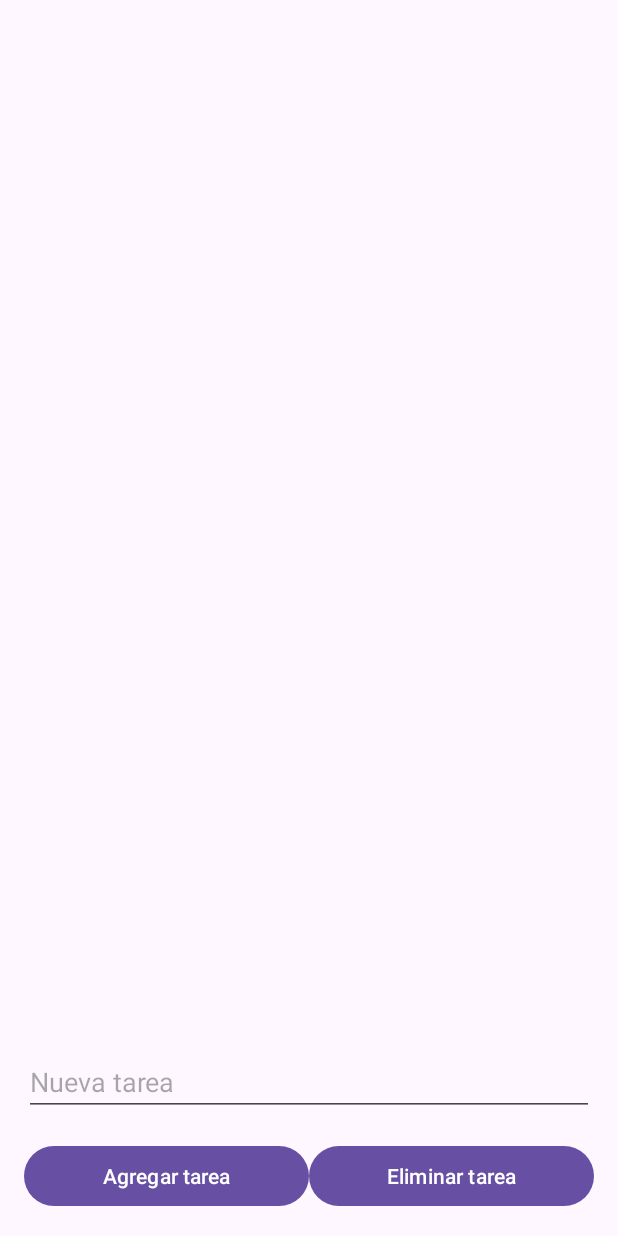
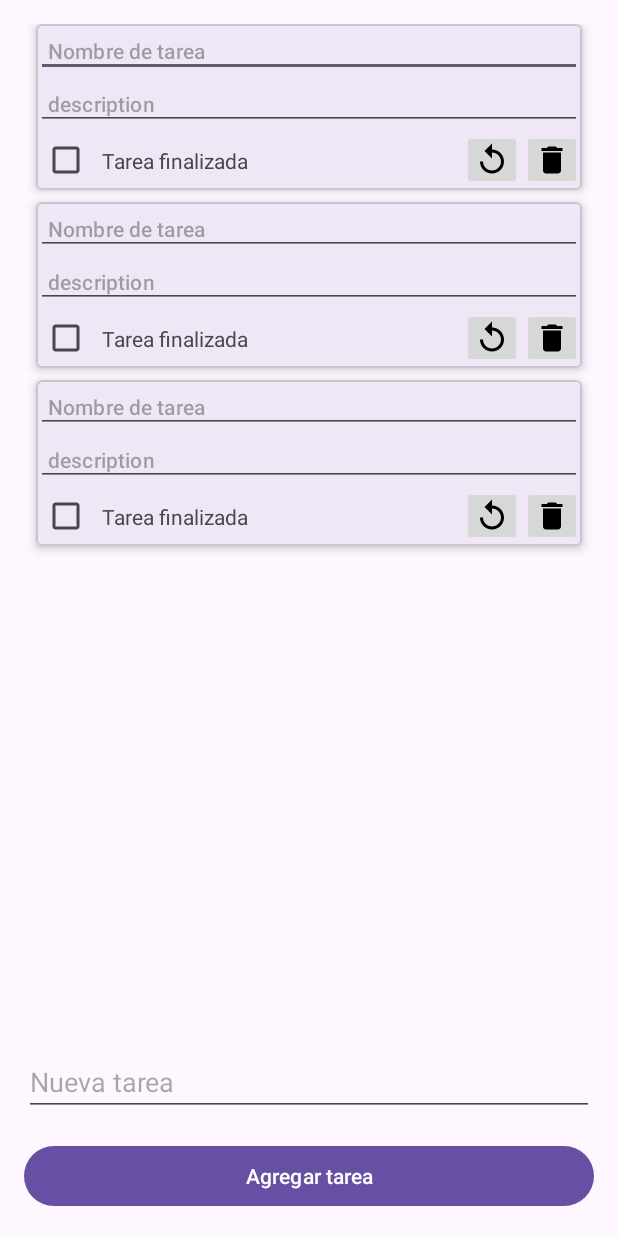
Before and after one commit to IgnacioBar/ListadeTareas, an Android app: the layout activity_main.xml on its own in the app's theme, with its tools: preview values and no code run, on a phone screen of 412 x 824 dp. Run offline under Robolectric (Android 15) with nearby library versions, the phone set to English and light mode, and no system bars.

Commit message:
Modificaciones del RV, del layout y de las funcionalidades, incorporando listener.

```diff
--- a/app/src/main/AndroidManifest.xml
+++ b/app/src/main/AndroidManifest.xml
@@ -13,7 +13,7 @@
         android:theme="@style/Theme.ListaDeTareas"
         tools:targetApi="31">
         <activity
-            android:name=".MainActivity"
+            android:name=".ui.MainActivity"
             android:exported="true">
             <intent-filter>
                 <action android:name="android.intent.action.MAIN" />
--- /dev/null
+++ b/app/src/main/res/drawable/ic_delete_24.xml
@@ -0,0 +1,5 @@
+<vector android:height="24dp" android:tint="#000000"
+    android:viewportHeight="24" android:viewportWidth="24"
+    android:width="24dp" xmlns:android="http://schemas.android.com/apk/res/android">
+    <path android:fillColor="@android:color/white" android:pathData="M6,19c0,1.1 0.9,2 2,2h8c1.1,0 2,-0.9 2,-2V7H6v12zM19,4h-3.5l-1,-1h-5l-1,1H5v2h14V4z"/>
+</vector>
--- /dev/null
+++ b/app/src/main/res/drawable/ic_reload.xml
@@ -0,0 +1,5 @@
+<vector android:height="24dp" android:tint="#000000"
+    android:viewportHeight="24" android:viewportWidth="24"
+    android:width="24dp" xmlns:android="http://schemas.android.com/apk/res/android">
+    <path android:fillColor="@android:color/white" android:pathData="M12,5V1L7,6l5,5V7c3.31,0 6,2.69 6,6s-2.69,6 -6,6 -6,-2.69 -6,-6H4c0,4.42 3.58,8 8,8s8,-3.58 8,-8 -3.58,-8 -8,-8z"/>
+</vector>
--- a/app/src/main/res/layout/activity_main.xml
+++ b/app/src/main/res/layout/activity_main.xml
@@ -1,47 +1,43 @@
-<RelativeLayout xmlns:android="http://schemas.android.com/apk/res/android"
+<androidx.constraintlayout.widget.ConstraintLayout xmlns:android="http://schemas.android.com/apk/res/android"
     xmlns:tools="http://schemas.android.com/tools"
     android:layout_width="match_parent"
     android:layout_height="match_parent"
+    xmlns:app="http://schemas.android.com/apk/res-auto"
     android:padding="16dp"
-    tools:context=".MainActivity">
+    tools:context=".ui.MainActivity">
 
     <androidx.recyclerview.widget.RecyclerView
         android:id="@+id/recyclerView"
         android:layout_width="match_parent"
-        android:layout_height="match_parent"
-        android:layout_above="@+id/buttonLayout"
-        android:layout_marginBottom="16dp" />
+        android:layout_height="0dp"
+        android:layout_marginBottom="16dp"
+        tools:listitem="@layout/item_task"
+        app:layout_constraintTop_toTopOf="parent"
+        app:layout_constraintBottom_toTopOf="@id/etNameTask"
+        app:layout_constraintEnd_toEndOf="parent"
+        app:layout_constraintStart_toStartOf="parent"/>
 
-    <LinearLayout
-        android:id="@+id/buttonLayout"
+    <EditText
+        android:id="@+id/etNameTask"
         android:layout_width="match_parent"
         android:layout_height="wrap_content"
-        android:layout_alignParentBottom="true"
-        android:orientation="horizontal">
+        android:layout_marginBottom="16dp"
+        android:hint="@string/hint_new_task"
+        android:autofillHints="name"
+        android:inputType="text"
+        app:layout_constraintStart_toStartOf="parent"
+        app:layout_constraintEnd_toEndOf="parent"
+        app:layout_constraintTop_toBottomOf="@id/recyclerView"
+        app:layout_constraintBottom_toTopOf="@id/btnAddTask"/>
 
-        <Button
-            android:id="@+id/addButton"
-            android:layout_width="0dp"
-            android:layout_height="wrap_content"
-            android:layout_weight="1"
-            android:text="Agregar tarea" />
-
-        <Button
-            android:id="@+id/deleteButton"
-            android:layout_width="0dp"
-            android:layout_height="wrap_content"
-            android:layout_weight="1"
-            android:text="Eliminar tarea" />
-
-    </LinearLayout>
-
-    <EditText
-        android:id="@+id/taskEditText"
+    <Button
+        android:id="@+id/btnAddTask"
         android:layout_width="match_parent"
         android:layout_height="wrap_content"
-        android:layout_above="@+id/buttonLayout"
-        android:layout_marginBottom="16dp"
-        android:hint="Nueva tarea"
-        android:inputType="text" />
+        android:text="@string/text_btn_new_task"
+        app:layout_constraintStart_toStartOf="parent"
+        app:layout_constraintEnd_toEndOf="parent"
+        app:layout_constraintTop_toBottomOf="@id/etNameTask"
+        app:layout_constraintBottom_toBottomOf="parent"/>
 
-</RelativeLayout>
+</androidx.constraintlayout.widget.ConstraintLayout>
--- /dev/null
+++ b/app/src/main/res/layout/item_task.xml
@@ -0,0 +1,114 @@
+<?xml version="1.0" encoding="utf-8"?>
+<com.google.android.material.card.MaterialCardView xmlns:android="http://schemas.android.com/apk/res/android"
+    xmlns:app="http://schemas.android.com/apk/res-auto"
+    android:id="@+id/cardViewMessage"
+    android:layout_width="match_parent"
+    android:layout_height="wrap_content"
+    android:layout_marginHorizontal="@dimen/common_padding_min"
+    android:layout_marginBottom="@dimen/common_padding_min"
+    app:cardCornerRadius="4dp"
+    app:cardElevation="4dp">
+
+    <androidx.constraintlayout.widget.ConstraintLayout
+        android:layout_width="match_parent"
+        android:layout_height="wrap_content"
+        android:alpha="@integer/material_motion_duration_long_1">
+
+        <androidx.appcompat.widget.LinearLayoutCompat
+            android:id="@+id/llcName"
+            android:layout_width="match_parent"
+            android:layout_height="wrap_content"
+            android:orientation="horizontal"
+            app:layout_constraintEnd_toEndOf="parent"
+            app:layout_constraintStart_toStartOf="parent"
+            app:layout_constraintTop_toTopOf="parent">
+
+            <EditText
+                android:id="@+id/titleTask"
+                android:layout_width="match_parent"
+                android:layout_height="wrap_content"
+                android:hint="@string/titleTask"
+                android:inputType="text"
+                android:autofillHints="name"
+                android:padding="@dimen/common_padding_min"
+                android:singleLine="false"
+                android:textAlignment="textStart"
+                android:textAppearance="?attr/textAppearanceSubtitle2" />
+        </androidx.appcompat.widget.LinearLayoutCompat>
+
+        <androidx.appcompat.widget.LinearLayoutCompat
+            android:id="@+id/llDescription"
+            android:layout_width="match_parent"
+            android:layout_height="wrap_content"
+            android:orientation="horizontal"
+            app:layout_constraintTop_toBottomOf="@id/llcName">
+
+            <EditText
+                android:id="@+id/etDescription"
+                android:layout_width="match_parent"
+                android:layout_height="wrap_content"
+                android:hint="@string/text_description"
+                android:padding="@dimen/common_padding_min"
+                android:inputType="text"
+                android:autofillHints="name"
+                android:singleLine="false"
+                android:textAppearance="?attr/textAppearanceSubtitle2"
+                app:layout_constraintStart_toStartOf="parent"
+                app:layout_constraintTop_toTopOf="parent" />
+
+        </androidx.appcompat.widget.LinearLayoutCompat>
+
+        <androidx.constraintlayout.widget.ConstraintLayout
+            android:id="@+id/llFinish"
+            android:layout_width="match_parent"
+            android:layout_height="wrap_content"
+            android:orientation="horizontal"
+            app:layout_constraintBottom_toBottomOf="parent"
+            app:layout_constraintEnd_toEndOf="parent"
+            app:layout_constraintHorizontal_bias="1.0"
+            app:layout_constraintStart_toStartOf="parent"
+            app:layout_constraintTop_toBottomOf="@id/llDescription">
+
+            <CheckBox
+                android:id="@+id/cbFinish"
+                android:layout_width="40dp"
+                android:layout_height="40dp"
+                android:padding="8dp"
+                app:layout_constraintEnd_toStartOf="@+id/tvTaskFinished"
+                app:layout_constraintStart_toStartOf="parent"
+                app:layout_constraintTop_toTopOf="parent" />
+
+            <TextView
+                android:id="@+id/tvTaskFinished"
+                android:layout_width="wrap_content"
+                android:layout_height="wrap_content"
+                android:padding="4dp"
+                android:text="@string/text_task_finished"
+                app:layout_constraintStart_toEndOf="@id/cbFinish"
+                app:layout_constraintTop_toTopOf="parent"
+                app:layout_constraintBottom_toBottomOf="parent"/>
+
+            <ImageButton
+                android:id="@+id/imgReload"
+                android:layout_width="40dp"
+                android:layout_height="40dp"
+                android:contentDescription="@string/contentDescriptionDelete"
+                android:padding="8dp"
+                android:src="@drawable/ic_reload"
+                app:layout_constraintEnd_toStartOf="@id/imgDelete"
+                app:layout_constraintTop_toTopOf="parent"
+                />
+
+            <ImageButton
+                android:id="@+id/imgDelete"
+                android:layout_width="40dp"
+                android:layout_height="40dp"
+                android:contentDescription="@string/contentDescriptionDelete"
+                android:padding="8dp"
+                android:src="@drawable/ic_delete_24"
+                app:layout_constraintEnd_toEndOf="parent"
+                app:layout_constraintTop_toTopOf="parent"
+                />
+        </androidx.constraintlayout.widget.ConstraintLayout>
+    </androidx.constraintlayout.widget.ConstraintLayout>
+</com.google.android.material.card.MaterialCardView>
--- /dev/null
+++ b/app/src/main/res/values-night/strings.xml
@@ -0,0 +1,5 @@
+<?xml version="1.0" encoding="utf-8"?>
+<resources>
+    <string name="titleTask">Nombre de tarea</string>
+    <string name="text_description">description</string>
+</resources>
--- a/app/src/main/res/values/strings.xml
+++ b/app/src/main/res/values/strings.xml
@@ -1,3 +1,9 @@
 <resources>
     <string name="app_name">Lista de tareas</string>
+    <string name="titleTask">Nombre de tarea</string>
+    <string name="text_description">description</string>
+    <string name="text_task_finished">Tarea finalizada</string>
+    <string name="contentDescriptionDelete">Delete</string>
+    <string name="hint_new_task">Nueva tarea</string>
+    <string name="text_btn_new_task">Agregar tarea</string>
 </resources>
```
Also changed, not shown: app/build.gradle (+24 -0 lines), app/src/main/java/com/example/listadetareas/MainActivity.kt (deleted, +0 -172 lines), app/src/main/java/com/example/listadetareas/ui/MainActivity.kt (added, +93 -0 lines), app/src/main/java/com/example/listadetareas/ui/OnClickListener.kt (added, +18 -0 lines), app/src/main/java/com/example/listadetareas/ui/TaskAdapter.kt (added, +37 -0 lines), app/src/main/java/com/example/listadetareas/ui/TaskViewHolder.kt (added, +47 -0 lines), app/src/main/java/com/example/listadetareas/ui/TasksViewModel.kt (added, +22 -0 lines), app/src/main/java/com/example/listadetareas/ui/model/TaskModel.kt (added, +16 -0 lines), app/src/main/res/values/dimens.xml (added, +18 -0 lines).
